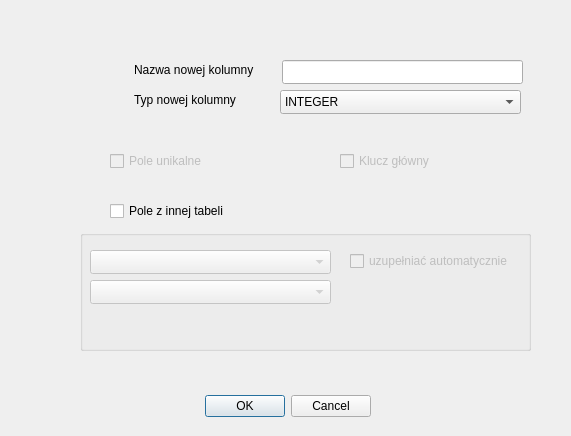
Old version of the form addcolumnwindow.ui in the repository YuriiKutsokon/RejAndOlej.
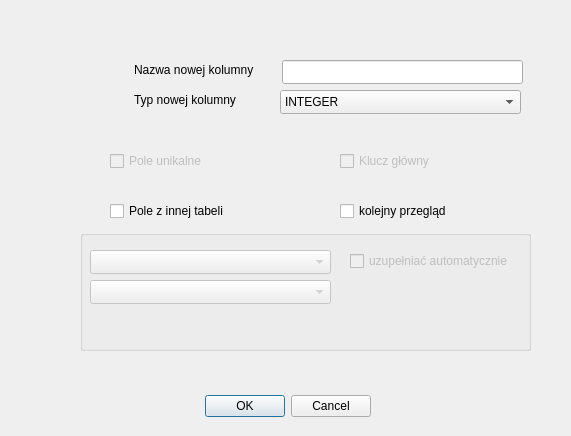
New version of the form.

Diff of the .ui file:
```diff
--- a/addcolumnwindow.ui
+++ b/addcolumnwindow.ui
@@ -190,6 +190,19 @@
     </property>
    </widget>
   </widget>
+  <widget class="QCheckBox" name="checkBox_isNextService">
+   <property name="geometry">
+    <rect>
+     <x>340</x>
+     <y>200</y>
+     <width>131</width>
+     <height>22</height>
+    </rect>
+   </property>
+   <property name="text">
+    <string>kolejny przegląd</string>
+   </property>
+  </widget>
  </widget>
  <resources/>
  <connections>
```
